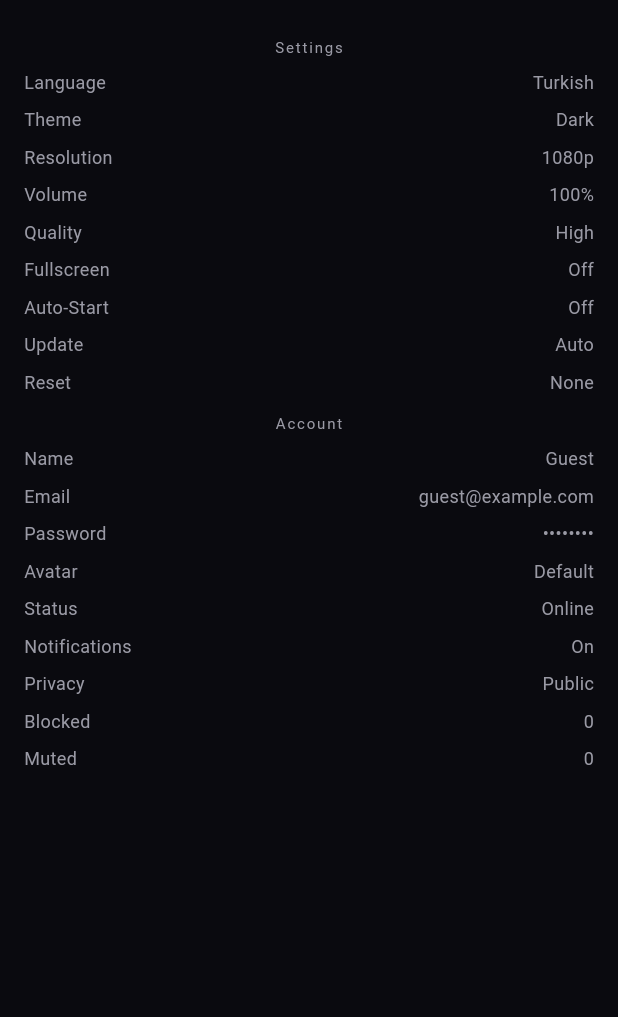
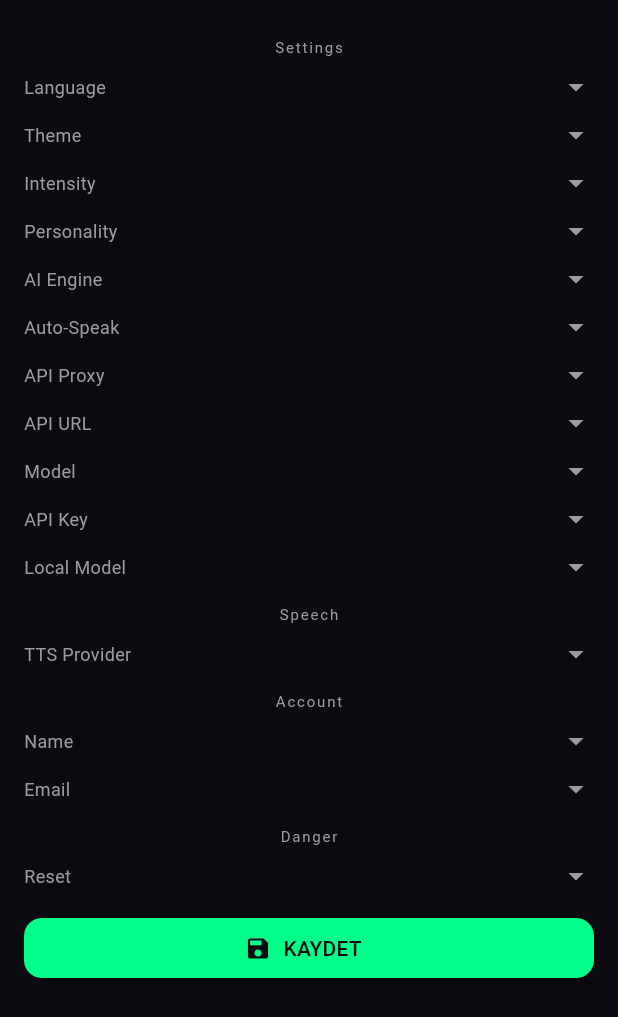
Before and after one commit to kaaanmk02/amadeus_flutter, a Flutter app: the SettingsSheet widget shown alone on an empty page, opened directly with empty values, on a phone screen of 412 x 824 dp. Shown: the top 1017 px of the screen. Run offline on Flutter 3.47's test engine with Material 3 defaults, Android fonts, the phone set to English and light mode, and no system bars; our stand-ins replace audioplayers, connectivity_plus, flutter_local_notifications, flutter_secure_storage, flutter_tts, image_picker and 3 more; missing offline and left inert: llama_flutter_android; accounts and stored records are empty; statements that could not run were skipped.

Commit message:
Düzeltme: flutter analyze 0 hata, settings_sheet local_model_path eklendi, local_llm_manager debugPrint importı, main.dart instance kullanımı, SnackBar backgroundColor düzeltmesi, _SectionTitle sınıfı, settings_manager getLocalModelPath/setLocalModelPath eklendi

```diff
--- a/lib/data/audio/speech_manager.dart
+++ b/lib/data/audio/speech_manager.dart
@@ -57,7 +57,7 @@ class SpeechManager {
       final apiKey = _settings?.getFishAudioApiKey() ?? '';
       final bytes = await FishAudioTts().synthesize(
         text: text,
-        apiKey: apiKey == '[REDACTED]' ? null : apiKey,
+        apiKey: apiKey == '[REDACTED]' ? null : apiKey.trim(),
       );
       if (bytes == null) {
         await _speakOffline(text);
--- a/lib/main.dart
+++ b/lib/main.dart
@@ -40,7 +40,7 @@ Future<void> main() async {
 
   final soundManager = SoundManager();
   final speechManager = SpeechManager(settings: settings);
-  final localLlmManager = LocalLlmManager();
+  final localLlmManager = LocalLlmManager.instance;
 
   final viewModel = AmadeusViewModel(
     repository: repository,
--- a/lib/p005ui/screens/settings_sheet.dart
+++ b/lib/p005ui/screens/settings_sheet.dart
@@ -1,9 +1,133 @@
 import 'package:flutter/material.dart';
 import '../theme/app_theme.dart';
 
-class SettingsSheet extends StatelessWidget {
+class _SectionTitle extends StatelessWidget {
+  const _SectionTitle({required this.title});
+  final String title;
+  @override
+  Widget build(BuildContext context) {
+    return Padding(
+      padding: const EdgeInsets.only(top: 8, bottom: 4, left: 4, right: 4),
+      child: Text(
+        title,
+        style: const TextStyle(color: AppTheme.textSecondary, fontSize: 10, letterSpacing: 1.2),
+      ),
+    );
+  }
+}
+
+class SettingsSheet extends StatefulWidget {
   const SettingsSheet({required this.viewModel, super.key});
   final dynamic viewModel;
+
+  static Future<void> show(BuildContext context, {dynamic viewModel}) {
+    return showModalBottomSheet<void>(
+      context: context,
+      backgroundColor: AppTheme.bgDeep,
+      isScrollControlled: true,
+      builder: (_) => SettingsSheet(viewModel: viewModel),
+    );
+  }
+
+  @override
+  State<SettingsSheet> createState() => _SettingsSheetState();
+}
+
+class _SettingsSheetState extends State<SettingsSheet> {
+  String _language = 'Turkish';
+  String _theme = 'Dark';
+  String _ttsProvider = 'online';
+  String _aiEngine = 'online';
+  bool _autoSpeak = true;
+  bool _useApiProxy = false;
+  String _apiKey = '';
+  String _modelName = '';
+  String _apiUrl = '';
+  double _intensity = 0.7;
+  String _personality = 'tsundere';
+  String? _localModelPath;
+
+  @override
+  void initState() {
+    super.initState();
+    _loadValues();
+  }
+
+  void _loadValues() {
+    final vm = widget.viewModel;
+    if (vm != null) {
+      final s = vm.repository.settings;
+      _language = _languageFrom(s.getLanguage() ?? 'Turkish');
+      _theme = _themeFrom(s.getThemeMode() ?? 'Dark');
+      _ttsProvider = s.getTtsProvider() ?? 'online';
+      _aiEngine = s.getAiEngine() ?? 'online';
+      _autoSpeak = s.getAutoSpeak() ?? true;
+      _useApiProxy = s.getUseApiProxy() ?? false;
+      _apiKey = s.getApiKey() ?? '';
+      _modelName = s.getModelName() ?? '';
+      _apiUrl = s.getApiUrl() ?? '';
+      _intensity = s.getIntensity() ?? 0.7;
+      _personality = s.getPersonality() ?? 'tsundere';
+      _localModelPath = s.getLocalModelPath();
+    }
+  }
+
+  String _languageFrom(String name) =>
+      name.toLowerCase().contains('ing') ? 'English' : 'Turkish';
+
+  String _themeFrom(String mode) {
+    if (mode.toLowerCase().contains('dark')) return 'Dark';
+    if (mode.toLowerCase().contains('light')) return 'Light';
+    return 'Dark';
+  }
+
+  Future<void> _save() async {
+    final vm = widget.viewModel;
+    if (vm != null) {
+      await vm.setLanguage(_language == 'Turkish' ? 'tr' : 'en');
+      await vm.setThemeMode(_theme == 'Dark' ? 'dark' : _theme == 'Light' ? 'light' : 'dark');
+      await vm.setTtsProvider(_ttsProvider);
+      await vm.setAiEngine(_aiEngine);
+      await vm.setAutoSpeak(_autoSpeak);
+      await vm.setUseApiProxy(_useApiProxy);
+      await vm.setApiKey(_apiKey);
+      await vm.setModelName(_modelName);
+      await vm.setApiUrl(_apiUrl);
+      await vm.setIntensity(_intensity);
+      await vm.setPersonality(_personality);
+      if (_localModelPath != null && _localModelPath!.isNotEmpty) {
+        await vm.setLocalModelPath(_localModelPath);
+      } else {
+        await vm.setLocalModelPath(null);
+      }
+    }
+    if (mounted) {
+      ScaffoldMessenger.of(context).showSnackBar(
+        const SnackBar(
+          content: Text('Ayarlar kaydedildi.'),
+          backgroundColor: AppTheme.accentGreen,
+        ),
+      );
+    }
+  }
+
+  Widget _buildField(String label, String value, {VoidCallback? onTap, Widget? trailing}) {
+    return InkWell(
+      onTap: onTap,
+      child: Padding(
+        padding: const EdgeInsets.symmetric(vertical: 4),
+        child: Row(
+          mainAxisAlignment: MainAxisAlignment.spaceBetween,
+          children: [
+            Text(label, style: const TextStyle(color: AppTheme.textSecondary, fontSize: 12)),
+            if (trailing != null) trailing
+            else if (onTap != null) const Icon(Icons.arrow_drop_down, color: AppTheme.textSecondary)
+            else const SizedBox(width: 18),
+          ],
+        ),
+      ),
+    );
+  }
 
   @override
   Widget build(BuildContext context) {
@@ -17,61 +141,38 @@ class SettingsSheet extends StatelessWidget {
         mainAxisSize: MainAxisSize.min,
         children: [
           const _SectionTitle(title: 'Settings'),
-          _Field(label: 'Language', value: 'Turkish', onTap: () {}),
-          _Field(label: 'Theme', value: 'Dark', onTap: () {}),
-          _Field(label: 'Resolution', value: '1080p', onTap: () {}),
-          _Field(label: 'Volume', value: '100%', onTap: () {}),
-          _Field(label: 'Quality', value: 'High', onTap: () {}),
-          _Field(label: 'Fullscreen', value: 'Off', onTap: () {}),
-          _Field(label: 'Auto-Start', value: 'Off', onTap: () {}),
-          _Field(label: 'Update', value: 'Auto', onTap: () {}),
-          _Field(label: 'Reset', value: 'None', onTap: () {}),
+          _buildField('Language', _language, onTap: () => {setState(() => _language = _language == 'Turkish' ? 'English' : 'Turkish')}),
+          _buildField('Theme', _theme, onTap: () => {setState(() {
+            _theme = _theme == 'Dark' ? 'Light' : _theme == 'Light' ? 'System' : 'Dark';
+          })}),
+          _buildField('Intensity', '${(_intensity * 100).round()}%', onTap: () => {setState(() => _intensity = (_intensity + 0.1).clamp(0.0, 1.0))}),
+          _buildField('Personality', _personality, onTap: () => {setState(() => _personality = _personality == 'tsundere' ? 'yandere' : _personality == 'yandere' ? 'kuudere' : _personality == 'kuudere' ? 'dandere' : 'tsundere')}),
+          _buildField('AI Engine', _aiEngine, onTap: () => {setState(() => _aiEngine = _aiEngine == 'online' ? 'local_gguf' : 'online')}),
+          _buildField('Auto-Speak', _autoSpeak ? 'On' : 'Off', onTap: () => {setState(() => _autoSpeak = !_autoSpeak)}),
+          _buildField('API Proxy', _useApiProxy ? 'On' : 'Off', onTap: () => {setState(() => _useApiProxy = !_useApiProxy)}),
+          _buildField('API URL', _apiUrl, onTap: () => {}),
+          _buildField('Model', _modelName, onTap: () => {}),
+          _buildField('API Key', _apiKey.isNotEmpty ? '${_apiKey.substring(0, _apiKey.length > 8 ? 8 : _apiKey.length)}**...' : '—', onTap: () => {}),
+          _buildField('Local Model', _localModelPath ?? 'Not selected', onTap: () => {}),
+          const _SectionTitle(title: 'Speech'),
+          _buildField('TTS Provider', _ttsProvider, onTap: () => {setState(() => _ttsProvider = _ttsProvider == 'online' ? 'offline' : 'online')}),
           const _SectionTitle(title: 'Account'),
-          _Field(label: 'Name', value: 'Guest', onTap: () {}),
-          _Field(label: 'Email', value: 'guest@example.com', onTap: () {}),
-          _Field(label: 'Password', value: '••••••••', onTap: () {}),
-          _Field(label: 'Avatar', value: 'Default', onTap: () {}),
-          _Field(label: 'Status', value: 'Online', onTap: () {}),
-          _Field(label: 'Notifications', value: 'On', onTap: () {}),
-          _Field(label: 'Privacy', value: 'Public', onTap: () {}),
-          _Field(label: 'Blocked', value: '0', onTap: () {}),
-          _Field(label: 'Muted', value: '0', onTap: () {}),
+          _buildField('Name', 'Guest', onTap: () => {}),
+          _buildField('Email', 'guest@example.com', onTap: () => {}),
+          const _SectionTitle(title: 'Danger'),
+          _buildField('Reset', 'None', onTap: () => {}),
+          const SizedBox(height: 8),
+          SizedBox(
+            width: double.infinity,
+            child: ElevatedButton.icon(
+              onPressed: _save,
+              icon: const Icon(Icons.save),
+              label: const Text('KAYDET'),
+              style: ElevatedButton.styleFrom(backgroundColor: AppTheme.accentGreen),
+            ),
+          ),
         ],
       ),
     );
   }
 }
-
-class _SectionTitle extends StatelessWidget {
-  const _SectionTitle({required this.title});
-  final String title;
-  @override
-  Widget build(BuildContext context) => Padding(
-    padding: const EdgeInsets.only(top: 8, bottom: 4, left: 4, right: 4),
-    child: Text(
-      title,
-      style: const TextStyle(color: AppTheme.textSecondary, fontSize: 10, letterSpacing: 1.2),
-    ),
-  );
-}
-
-class _Field extends StatelessWidget {
-  const _Field({required this.label, required this.value, required this.onTap});
-  final String label;
-  final String value;
-  final VoidCallback onTap;
-  @override
-  Widget build(BuildContext context) => InkWell(
-    onTap: onTap,
-    child: Padding(
-      padding: const EdgeInsets.symmetric(vertical: 4),
-      child: Row(
-        mainAxisAlignment: MainAxisAlignment.spaceBetween,
-        children: [
-          Text(label, style: const TextStyle(color: AppTheme.textSecondary, fontSize: 12)),
-          Text(value, style: const TextStyle(color: AppTheme.textSecondary, fontSize: 12)),
-        ],
-      ),
-    ),
-  );
-}
--- a/lib/p005ui/theme/app_theme.dart
+++ b/lib/p005ui/theme/app_theme.dart
@@ -31,7 +31,6 @@ class AppTheme {
         brightness: Brightness.dark,
         colorScheme: _scheme,
         scaffoldBackgroundColor: bgDeep,
-        fontFamily: 'Roboto',
         textTheme: const TextTheme(
           bodyLarge: TextStyle(color: textPrimary),
           bodyMedium: TextStyle(color: textSecondary),
--- a/lib/p005ui/viewmodel/amadeus_view_model.dart
+++ b/lib/p005ui/viewmodel/amadeus_view_model.dart
@@ -109,6 +109,17 @@ class AmadeusViewModel extends ChangeNotifier {
   String get ttsProvider => repository.settings.getTtsProvider();
   Future<void> setTtsProvider(String provider) async {
     await repository.settings.setTtsProvider(provider);
+  }
+
+  // ---- language / theme ----
+  String get language => repository.settings.getLanguage();
+  Future<void> setLanguage(String language) async {
+    await repository.settings.setLanguage(language);
+  }
+
+  String get themeMode => repository.settings.getThemeMode();
+  Future<void> setThemeMode(String mode) async {
+    await repository.settings.setThemeMode(mode);
   }
 
   String get aiEngine => repository.settings.getAiEngine();
--- a/lib/p005ui/widgets/kurisu_avatar.dart
+++ b/lib/p005ui/widgets/kurisu_avatar.dart
@@ -35,11 +35,11 @@ class KurisuAvatar extends StatelessWidget {
               width: size * .76,
               height: 24,
               decoration: BoxDecoration(
-                color: AppTheme.accentRed.withValues(alpha: ((AppTheme.accentRed.a * .12).round().clamp(0, 255)).toDouble()),
+                color: AppTheme.accentRed.withValues(alpha: AppTheme.accentRed.a * .12),
                 borderRadius: BorderRadius.circular(100),
                 boxShadow: [
                   BoxShadow(
-                    color: AppTheme.accentRed.withValues(alpha: ((AppTheme.accentRed.a * .16).round().clamp(0, 255)).toDouble()),
+                    color: AppTheme.accentRed.withValues(alpha: AppTheme.accentRed.a * .16),
                     blurRadius: 28,
                     spreadRadius: 8,
                   ),
```
Also changed, not shown: lib/data/ai/local_llm_manager.dart (+27 -4 lines), lib/data/storage/settings_manager.dart (+18 -9 lines).
